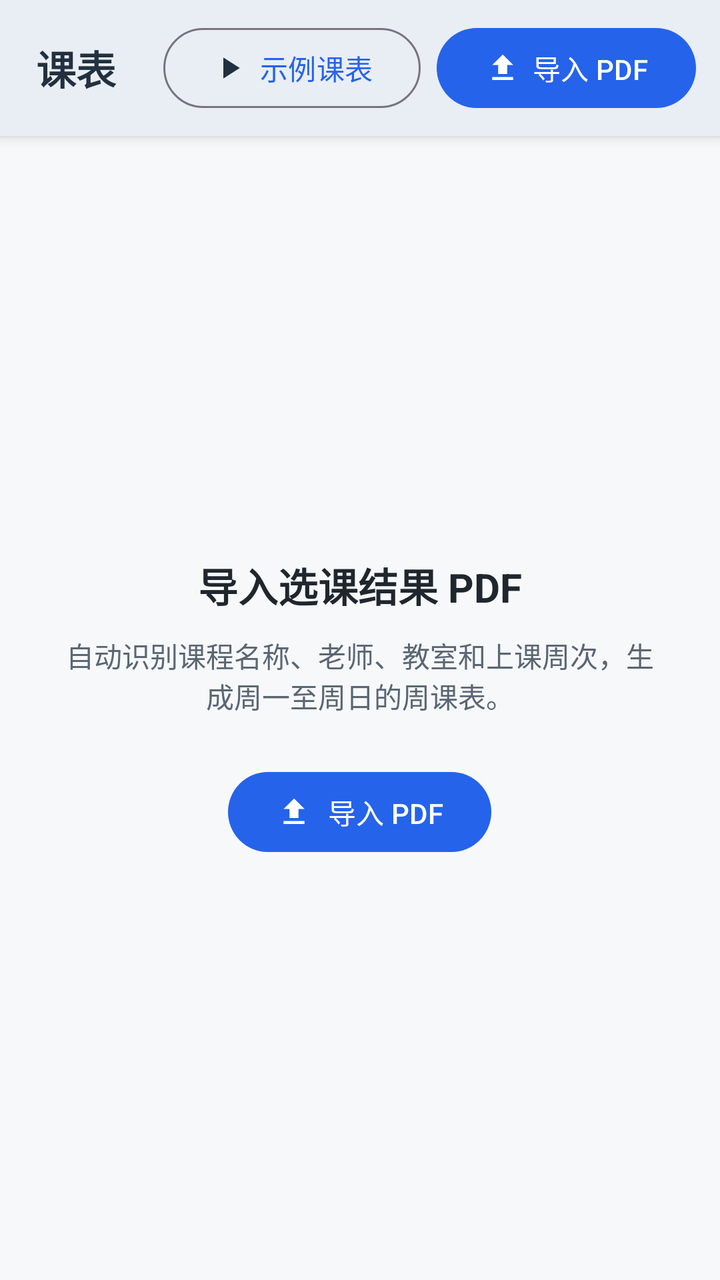
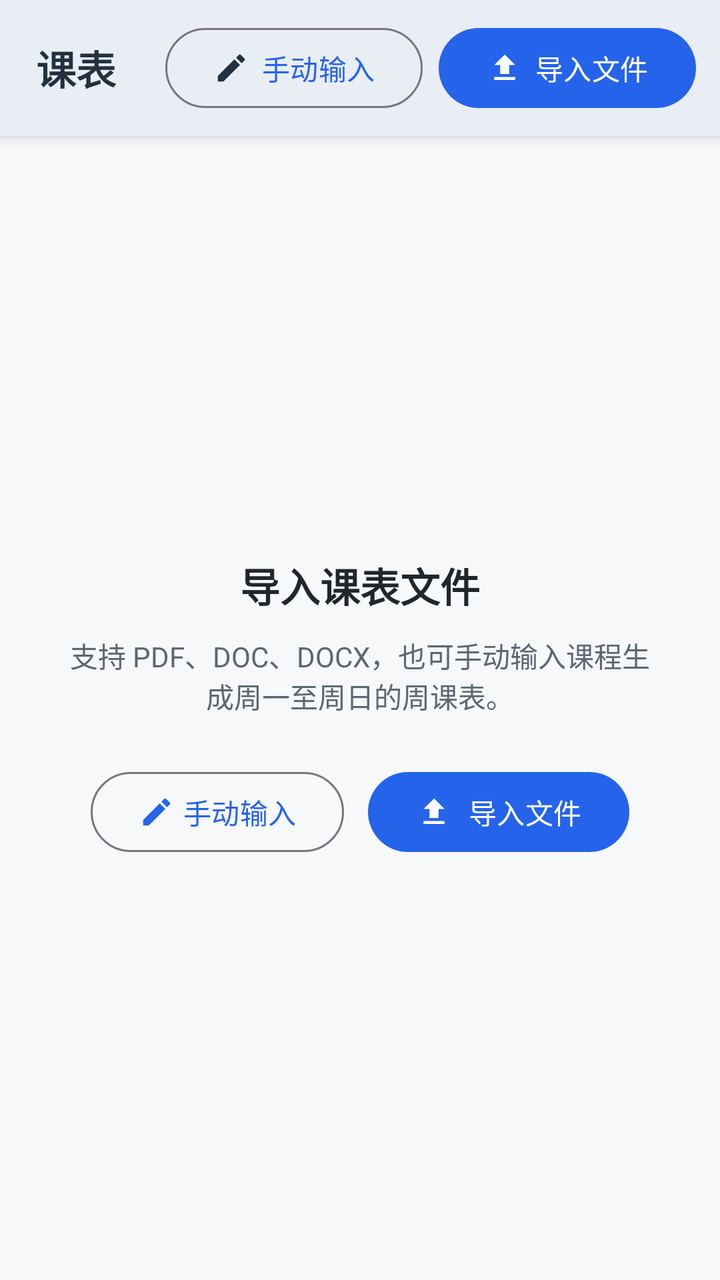

Before-and-after screenshots of an Android layout around one commit, followed by the original layout XML and the change that was made.
<!-- AndroidManifest.xml: application theme Theme.Kebiao -->
<!-- res/layout/activity_main.xml -->
<?xml version="1.0" encoding="utf-8"?>
<LinearLayout xmlns:android="http://schemas.android.com/apk/res/android"
    xmlns:app="http://schemas.android.com/apk/res-auto"
    android:layout_width="match_parent"
    android:layout_height="match_parent"
    android:background="@color/pageBackground"
    android:orientation="vertical">

    <LinearLayout
        android:layout_width="match_parent"
        android:layout_height="wrap_content"
        android:background="@color/topBar"
        android:elevation="4dp"
        android:gravity="center_vertical"
        android:orientation="horizontal"
        android:paddingStart="18dp"
        android:paddingTop="10dp"
        android:paddingEnd="12dp"
        android:paddingBottom="10dp">

        <TextView
            android:layout_width="0dp"
            android:layout_height="wrap_content"
            android:layout_weight="1"
            android:text="@string/app_name"
            android:textColor="@color/topBarText"
            android:textSize="20sp"
            android:textStyle="bold" />

        <com.google.android.material.button.MaterialButton
            android:id="@+id/btnSample"
            style="@style/Widget.Material3.Button.OutlinedButton"
            android:layout_width="wrap_content"
            android:layout_height="wrap_content"
            android:minWidth="0dp"
            android:text="@string/sample"
            app:icon="@drawable/ic_sample"
            app:iconGravity="textStart"
            app:iconPadding="6dp"
            app:iconTint="@color/topBarText" />

        <com.google.android.material.button.MaterialButton
            android:id="@+id/btnImport"
            style="@style/Widget.Material3.Button"
            android:layout_width="wrap_content"
            android:layout_height="wrap_content"
            android:layout_marginStart="8dp"
            android:minWidth="0dp"
            android:text="@string/import_pdf"
            app:icon="@drawable/ic_import"
            app:iconGravity="textStart"
            app:iconPadding="6dp" />

    </LinearLayout>

    <LinearLayout
        android:id="@+id/progressLayout"
        android:layout_width="match_parent"
        android:layout_height="wrap_content"
        android:gravity="center_vertical"
        android:orientation="horizontal"
        android:padding="16dp"
        android:visibility="gone">

        <ProgressBar
            android:id="@+id/progressBar"
            android:layout_width="28dp"
            android:layout_height="28dp" />

        <TextView
            android:id="@+id/progressText"
            android:layout_width="wrap_content"
            android:layout_height="wrap_content"
            android:layout_marginStart="14dp"
            android:textColor="@color/textPrimary"
            android:textSize="14sp" />

    </LinearLayout>

    <LinearLayout
        android:id="@+id/emptyLayout"
        android:layout_width="match_parent"
        android:layout_height="match_parent"
        android:gravity="center"
        android:orientation="vertical"
        android:padding="32dp">

        <TextView
            android:layout_width="wrap_content"
            android:layout_height="wrap_content"
            android:text="@string/empty_title"
            android:textColor="@color/textPrimary"
            android:textSize="20sp"
            android:textStyle="bold" />

        <TextView
            android:layout_width="wrap_content"
            android:layout_height="wrap_content"
            android:layout_marginTop="10dp"
            android:gravity="center"
            android:text="@string/empty_subtitle"
            android:textColor="@color/textSecondary"
            android:textSize="14sp" />

        <com.google.android.material.button.MaterialButton
            android:id="@+id/btnEmptyImport"
            android:layout_width="wrap_content"
            android:layout_height="wrap_content"
            android:layout_marginTop="24dp"
            android:text="@string/import_pdf"
            app:icon="@drawable/ic_import"
            app:iconGravity="textStart" />

    </LinearLayout>

    <ScrollView
        android:id="@+id/gridScroll"
        android:layout_width="match_parent"
        android:layout_height="0dp"
        android:layout_weight="1"
        android:fillViewport="true"
        android:scrollbars="vertical"
        android:visibility="gone">

        <HorizontalScrollView
            android:layout_width="match_parent"
            android:layout_height="wrap_content"
            android:scrollbars="horizontal">

            <com.example.kebiao.ui.TimetableView
                android:id="@+id/timetable"
                android:layout_width="wrap_content"
                android:layout_height="wrap_content" />

        </HorizontalScrollView>

    </ScrollView>

    <TextView
        android:id="@+id/summaryText"
        android:layout_width="match_parent"
        android:layout_height="wrap_content"
        android:background="@color/topBar"
        android:padding="12dp"
        android:textColor="@color/textSecondary"
        android:textSize="12sp"
        android:visibility="gone" />

</LinearLayout>
<!-- resources referenced by this layout -->
<resources>
  <color name="pageBackground">#F7F8FA</color>
  <color name="textPrimary">#20262E</color>
  <color name="textSecondary">#5A6673</color>
  <color name="topBar">#E9EEF5</color>
  <color name="topBarText">#22303F</color>
  <!-- drawable ic_import (drawable) -->
  <?xml version="1.0" encoding="utf-8"?>
  <vector xmlns:android="http://schemas.android.com/apk/res/android"
      android:width="20dp"
      android:height="20dp"
      android:viewportWidth="24"
      android:viewportHeight="24">
      <path
          android:fillColor="#FFFFFFFF"
          android:pathData="M9,16h6v-6h4l-7,-7 -7,7h4zM5,18h14v2H5z" />
  </vector>
  <!-- drawable ic_sample (drawable) -->
  <?xml version="1.0" encoding="utf-8"?>
  <vector xmlns:android="http://schemas.android.com/apk/res/android"
      android:width="20dp"
      android:height="20dp"
      android:viewportWidth="24"
      android:viewportHeight="24">
      <path
          android:fillColor="#FF22303F"
          android:pathData="M8,5v14l11,-7z" />
  </vector>
  <string name="app_name">课表</string>
  <string name="empty_subtitle">自动识别课程名称、老师、教室和上课周次，生成周一至周日的周课表。</string>
  <string name="empty_title">导入选课结果 PDF</string>
  <string name="import_pdf">导入 PDF</string>
  <string name="sample">示例课表</string>
  <style name="Theme.Kebiao" parent="Theme.Material3.Light.NoActionBar">
          <item name="colorPrimary">@color/primary</item>
          <item name="colorPrimaryDark">@color/primaryDark</item>
          <item name="colorOnPrimary">#FFFFFF</item>
          <item name="android:statusBarColor">@color/topBar</item>
          <item name="android:windowLightStatusBar">true</item>
      </style>
  <color name="primary">#2563EB</color>
  <color name="primaryDark">#1D4ED8</color>
</resources>

<!-- the commit's change to res/layout/activity_main.xml (unified diff, before → after) -->
@@ -28,13 +28,13 @@
             android:textStyle="bold" />
 
         <com.google.android.material.button.MaterialButton
-            android:id="@+id/btnSample"
+            android:id="@+id/btnManual"
             style="@style/Widget.Material3.Button.OutlinedButton"
             android:layout_width="wrap_content"
             android:layout_height="wrap_content"
             android:minWidth="0dp"
-            android:text="@string/sample"
-            app:icon="@drawable/ic_sample"
+            android:text="@string/manual_input"
+            app:icon="@drawable/ic_manual"
             app:iconGravity="textStart"
             app:iconPadding="6dp"
             app:iconTint="@color/topBarText" />
@@ -46,7 +46,7 @@
             android:layout_height="wrap_content"
             android:layout_marginStart="8dp"
             android:minWidth="0dp"
-            android:text="@string/import_pdf"
+            android:text="@string/import_file"
             app:icon="@drawable/ic_import"
             app:iconGravity="textStart"
             app:iconPadding="6dp" />
@@ -102,14 +102,33 @@
             android:textColor="@color/textSecondary"
             android:textSize="14sp" />
 
-        <com.google.android.material.button.MaterialButton
-            android:id="@+id/btnEmptyImport"
+        <LinearLayout
             android:layout_width="wrap_content"
             android:layout_height="wrap_content"
             android:layout_marginTop="24dp"
-            android:text="@string/import_pdf"
-            app:icon="@drawable/ic_import"
-            app:iconGravity="textStart" />
+            android:gravity="center"
+            android:orientation="horizontal">
+
+            <com.google.android.material.button.MaterialButton
+                android:id="@+id/btnEmptyManual"
+                style="@style/Widget.Material3.Button.OutlinedButton"
+                android:layout_width="wrap_content"
+                android:layout_height="wrap_content"
+                android:minWidth="0dp"
+                android:text="@string/manual_input"
+                app:icon="@drawable/ic_manual"
+                app:iconGravity="textStart" />
+
+            <com.google.android.material.button.MaterialButton
+                android:id="@+id/btnEmptyImport"
+                android:layout_width="wrap_content"
+                android:layout_height="wrap_content"
+                android:layout_marginStart="12dp"
+                android:text="@string/import_file"
+                app:icon="@drawable/ic_import"
+                app:iconGravity="textStart" />
+
+        </LinearLayout>
 
     </LinearLayout>
 
@@ -136,14 +155,36 @@
 
     </ScrollView>
 
-    <TextView
-        android:id="@+id/summaryText"
+    <LinearLayout
+        android:id="@+id/summaryBar"
         android:layout_width="match_parent"
         android:layout_height="wrap_content"
         android:background="@color/topBar"
-        android:padding="12dp"
-        android:textColor="@color/textSecondary"
-        android:textSize="12sp"
-        android:visibility="gone" />
+        android:gravity="center_vertical"
+        android:orientation="horizontal"
+        android:paddingStart="12dp"
+        android:paddingTop="4dp"
+        android:paddingEnd="8dp"
+        android:paddingBottom="4dp"
+        android:visibility="gone">
+
+        <TextView
+            android:id="@+id/summaryText"
+            android:layout_width="0dp"
+            android:layout_height="wrap_content"
+            android:layout_weight="1"
+            android:textColor="@color/textSecondary"
+            android:textSize="12sp" />
+
+        <com.google.android.material.button.MaterialButton
+            android:id="@+id/btnClear"
+            style="@style/Widget.Material3.Button.TextButton"
+            android:layout_width="wrap_content"
+            android:layout_height="wrap_content"
+            android:minWidth="0dp"
+            android:text="@string/clear"
+            android:visibility="gone" />
+
+    </LinearLayout>
 
 </LinearLayout>
<!-- resource entries referenced after the edit -->
@@ -16,7 +16,7 @@
           android:fillColor="#FFFFFFFF"
           android:pathData="M9,16h6v-6h4l-7,-7 -7,7h4zM5,18h14v2H5z" />
   </vector>
-  <!-- drawable ic_sample (drawable) -->
+  <!-- drawable ic_manual (drawable) -->
   <?xml version="1.0" encoding="utf-8"?>
   <vector xmlns:android="http://schemas.android.com/apk/res/android"
       android:width="20dp"
@@ -24,14 +24,15 @@
       android:viewportWidth="24"
       android:viewportHeight="24">
       <path
-          android:fillColor="#FF22303F"
-          android:pathData="M8,5v14l11,-7z" />
+          android:fillColor="#FFFFFFFF"
+          android:pathData="M3,17.25V21h3.75L17.81,9.94l-3.75,-3.75L3,17.25zM20.71,7.04c0.39,-0.39 0.39,-1.02 0,-1.41l-2.34,-2.34c-0.39,-0.39 -1.02,-0.39 -1.41,0l-1.83,1.83 3.75,3.75 1.83,-1.83z" />
   </vector>
   <string name="app_name">课表</string>
-  <string name="empty_subtitle">自动识别课程名称、老师、教室和上课周次，生成周一至周日的周课表。</string>
-  <string name="empty_title">导入选课结果 PDF</string>
-  <string name="import_pdf">导入 PDF</string>
-  <string name="sample">示例课表</string>
+  <string name="clear">清空</string>
+  <string name="empty_subtitle">支持 PDF、DOC、DOCX，也可手动输入课程生成周一至周日的周课表。</string>
+  <string name="empty_title">导入课表文件</string>
+  <string name="import_file">导入文件</string>
+  <string name="manual_input">手动输入</string>
   <style name="Theme.Kebiao" parent="Theme.Material3.Light.NoActionBar">
           <item name="colorPrimary">@color/primary</item>
           <item name="colorPrimaryDark">@color/primaryDark</item>
